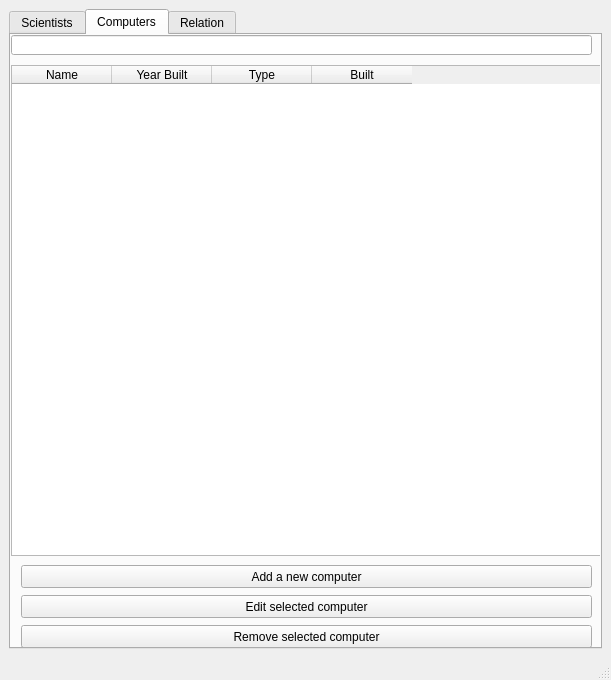
Qt form Verklegt/mainmenu.ui (disaerna/T-113-VLN1) before a commit.
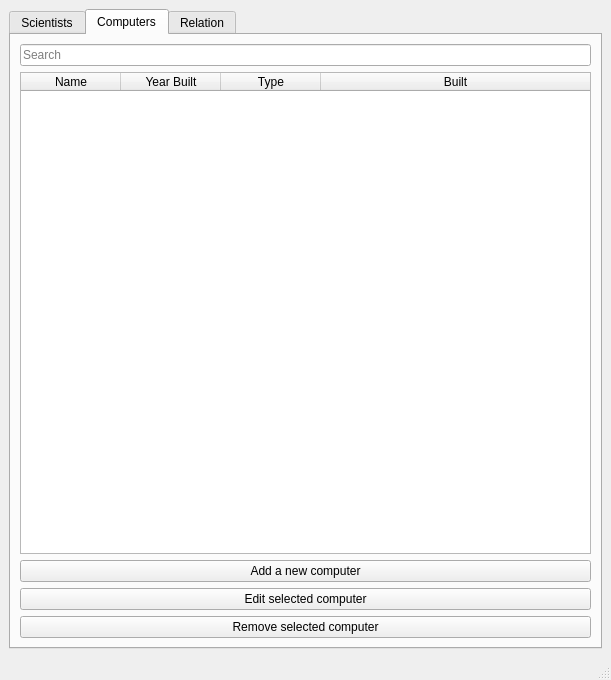
The same form after that commit. The open tabs and pages were chosen to show the change.

Commit message:
GUI Extreme makeover
Laga aðeins útlitin á töflunum og computers tabinum

Diff of the .ui file:
```diff
--- a/Verklegt/mainmenu.ui
+++ b/Verklegt/mainmenu.ui
@@ -20,8 +20,8 @@
    <string>MainWindow</string>
   </property>
   <widget class="QWidget" name="centralwidget">
-   <layout class="QGridLayout" name="gridLayout">
-    <item row="0" column="0">
+   <layout class="QVBoxLayout" name="verticalLayout_3">
+    <item>
      <widget class="QTabWidget" name="Mainmenu_tabs">
       <property name="minimumSize">
        <size>
@@ -175,41 +175,16 @@
        <attribute name="title">
         <string>Computers</string>
        </attribute>
-       <widget class="QPushButton" name="pushButton_AddComputer">
-        <property name="geometry">
-         <rect>
-          <x>10</x>
-          <y>530</y>
-          <width>571</width>
-          <height>23</height>
-         </rect>
-        </property>
-        <property name="text">
-         <string>Add a new computer</string>
-        </property>
-       </widget>
-       <widget class="QPushButton" name="pushButton_RemoveComputer">
-        <property name="geometry">
-         <rect>
-          <x>10</x>
-          <y>590</y>
-          <width>571</width>
-          <height>23</height>
-         </rect>
-        </property>
-        <property name="text">
-         <string>Remove selected computer</string>
-        </property>
-       </widget>
+       <layout class="QVBoxLayout" name="verticalLayout_2">
+        <item>
+         <widget class="QLineEdit" name="Input_Search_Computer">
+          <property name="placeholderText">
+           <string>Search</string>
+          </property>
+         </widget>
+        </item>
+        <item>
        <widget class="QTableWidget" name="table_Computers">
-        <property name="geometry">
-         <rect>
-          <x>0</x>
-          <y>30</y>
-          <width>591</width>
-          <height>491</height>
-         </rect>
-        </property>
         <property name="contextMenuPolicy">
          <enum>Qt::CustomContextMenu</enum>
         </property>
@@ -222,6 +197,18 @@
         <property name="selectionBehavior">
          <enum>QAbstractItemView::SelectRows</enum>
         </property>
+          <property name="showGrid">
+           <bool>false</bool>
+          </property>
+          <attribute name="horizontalHeaderShowSortIndicator" stdset="0">
+           <bool>true</bool>
+          </attribute>
+          <attribute name="horizontalHeaderStretchLastSection">
+           <bool>true</bool>
+          </attribute>
+          <attribute name="verticalHeaderHighlightSections">
+           <bool>false</bool>
+          </attribute>
         <column>
          <property name="text">
           <string>Name</string>
@@ -248,29 +235,29 @@
          </property>
         </column>
        </widget>
-       <widget class="QLineEdit" name="Input_Search_Computer">
-        <property name="geometry">
-         <rect>
-          <x>0</x>
-          <y>0</y>
-          <width>581</width>
-          <height>20</height>
-         </rect>
-        </property>
-       </widget>
+        </item>
+        <item>
+         <widget class="QPushButton" name="pushButton_AddComputer">
+          <property name="text">
+           <string>Add a new computer</string>
+          </property>
+         </widget>
+        </item>
+        <item>
        <widget class="QPushButton" name="pushButton_EditComputer">
-        <property name="geometry">
-         <rect>
-          <x>10</x>
-          <y>560</y>
-          <width>571</width>
-          <height>23</height>
-         </rect>
-        </property>
         <property name="text">
          <string>Edit selected computer</string>
         </property>
        </widget>
+        </item>
+        <item>
+         <widget class="QPushButton" name="pushButton_RemoveComputer">
+          <property name="text">
+           <string>Remove selected computer</string>
+          </property>
+         </widget>
+        </item>
+       </layout>
       </widget>
       <widget class="QWidget" name="Tab_Relations">
        <attribute name="title">
```
Left out of the diff: 11 changed lines with no effect on the pictures. Lines whose indentation alone changed are shown as unchanged.
